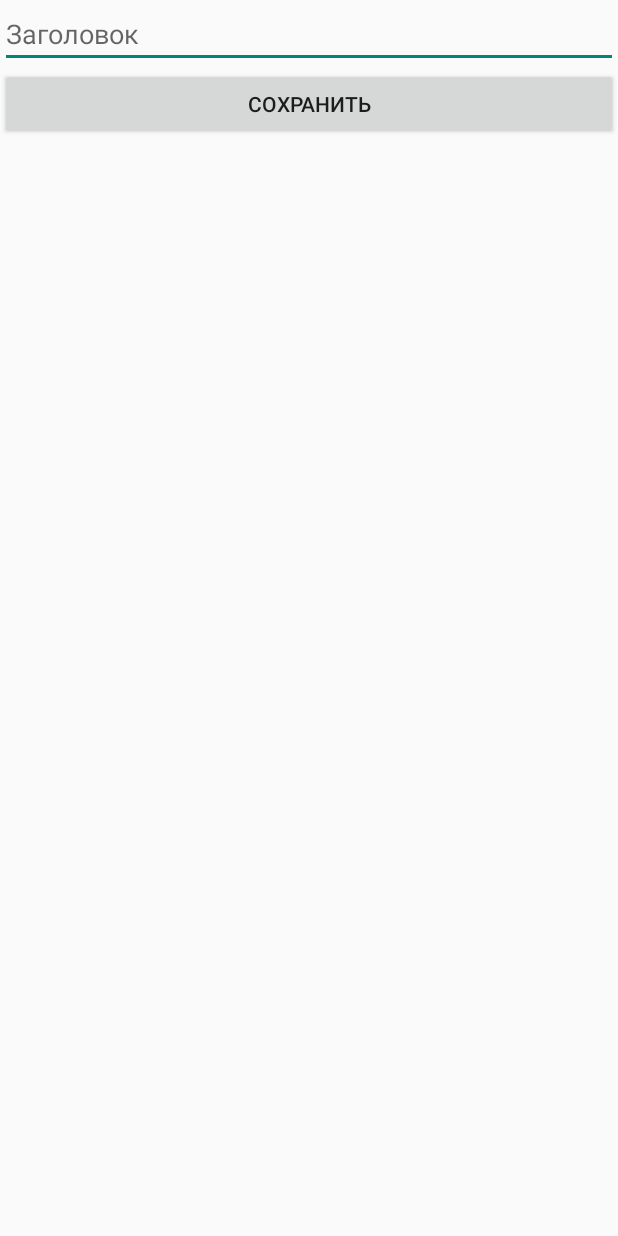
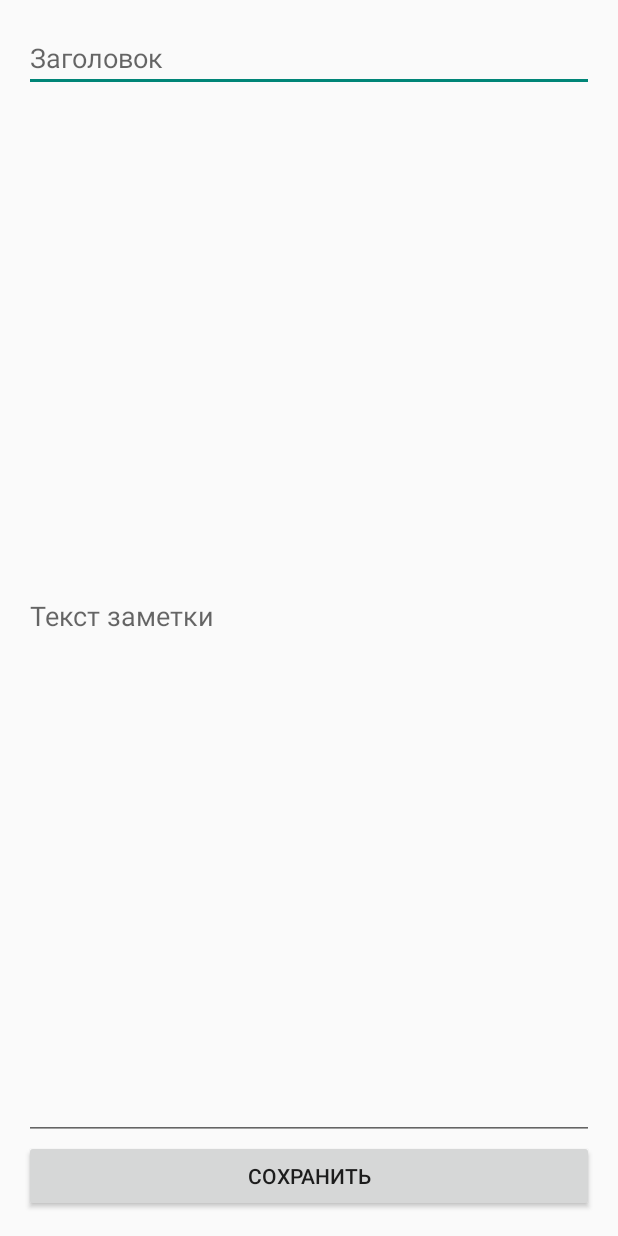
Before and after one commit to pashgulyash/WhispNote, an Android app: the NoteEditorActivity screen opened directly, with no data from a screen before it, on a phone screen of 412 x 824 dp. Run offline under Robolectric (Android 15) with nearby library versions, the phone set to English and light mode, and no system bars; 1 statement that could not run was skipped.

Commit message:
Update activity_note_editor.xml

```diff
--- a/app/src/main/res/layout/activity_note_editor.xml
+++ b/app/src/main/res/layout/activity_note_editor.xml
@@ -1,13 +1,23 @@
 <LinearLayout xmlns:android="http://schemas.android.com/apk/res/android"
     android:layout_width="match_parent"
     android:layout_height="match_parent"
-    android:orientation="vertical">
+    android:orientation="vertical"
+    android:padding="16dp">
 
     <EditText
         android:id="@+id/etTitle"
         android:layout_width="match_parent"
         android:layout_height="wrap_content"
-        android:hint="Заголовок"/>
+        android:hint="Заголовок"
+        android:inputType="textCapSentences"/>
+
+    <EditText
+        android:id="@+id/etContent"
+        android:layout_width="match_parent"
+        android:layout_height="0dp"
+        android:layout_weight="1"
+        android:hint="Текст заметки"
+        android:inputType="textMultiLine"/>
 
     <Button
         android:id="@+id/btnSave"
```
